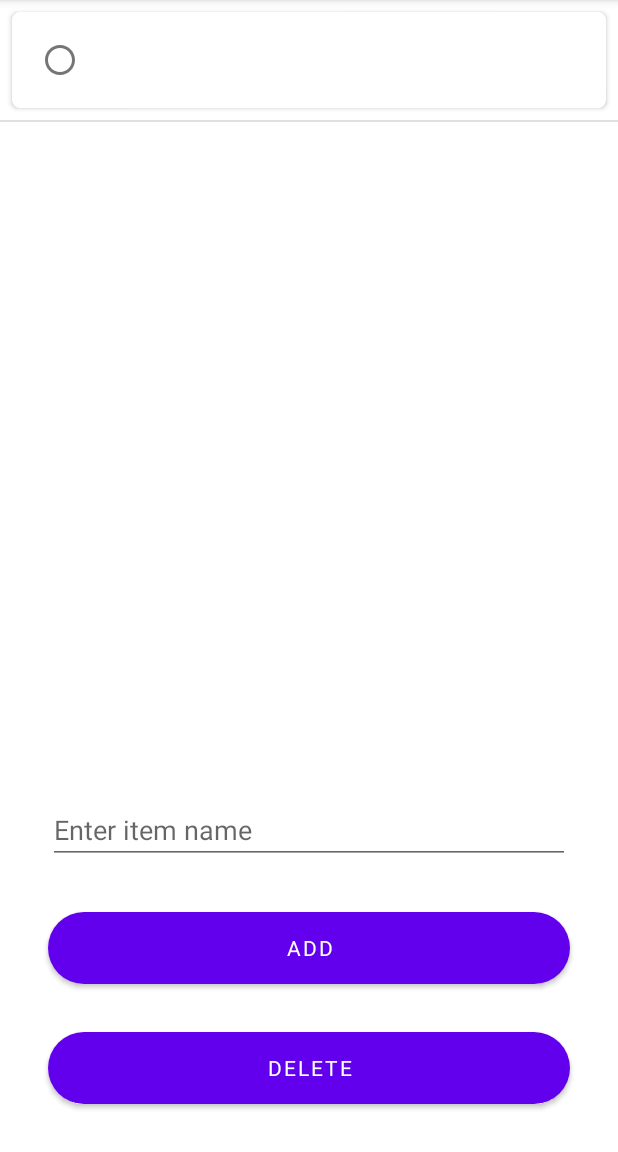
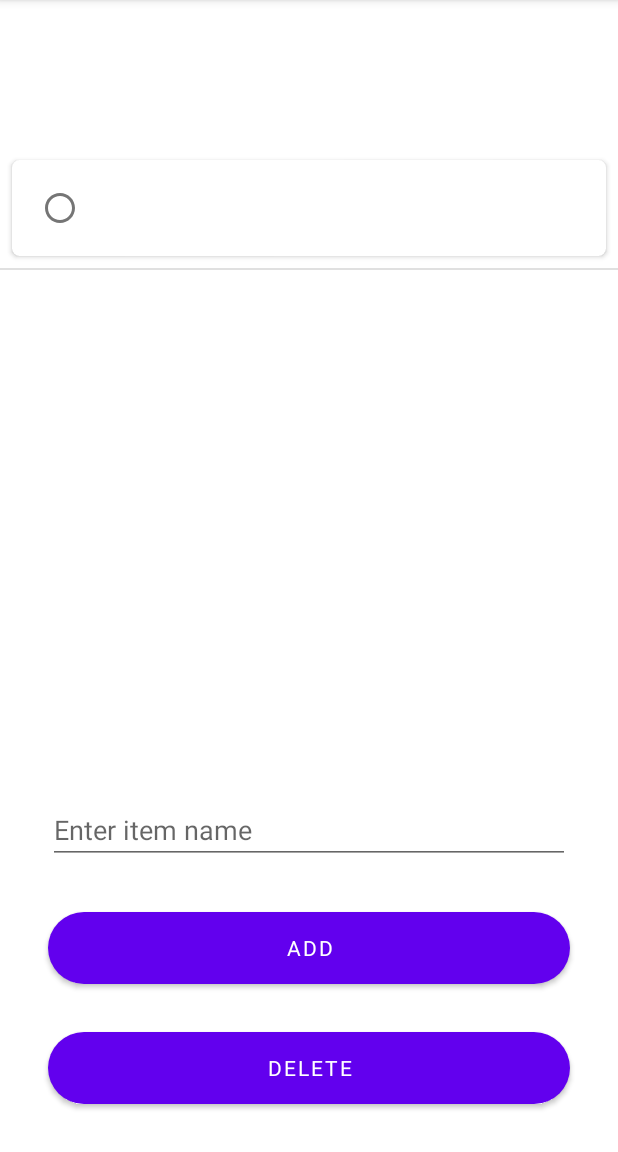
Before and after one commit to prem-cse/Fragment-Task, an Android app: the screen it shows after launch (MainActivity), after a tap on "ADD", on a phone screen of 412 x 824 dp, the part 84-1236 px from its top. Run offline under Robolectric (Android 15) with nearby library versions, the phone set to English and light mode, and no system bars; Roboto replaces fonts that are not available here.

Commit message:
fix layout issue

```diff
--- a/app/src/main/res/layout/activity_main.xml
+++ b/app/src/main/res/layout/activity_main.xml
@@ -9,7 +9,8 @@
     <FrameLayout
         android:id="@+id/list_fragment"
         android:layout_width="match_parent"
-        android:layout_height="400dp" />
+        android:layout_height="400dp"
+        android:layout_above="@id/bottom_fragment"/>
 
     <FrameLayout
         android:id="@+id/bottom_fragment"
```
Also changed, not shown: 1 other file.
